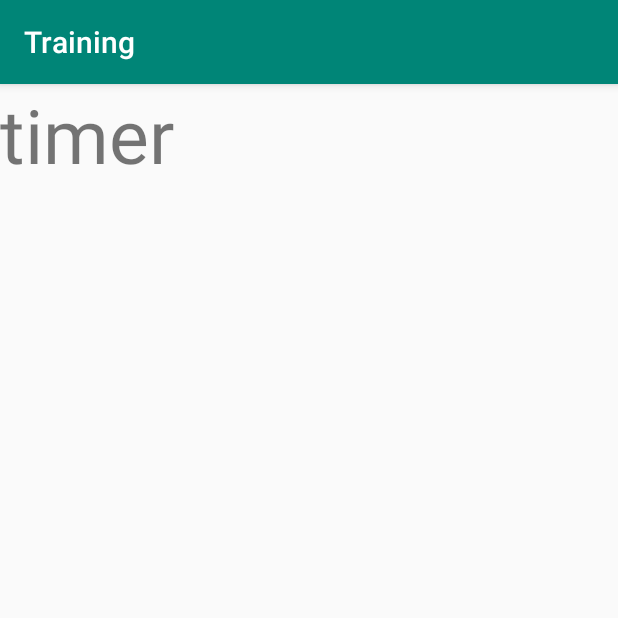
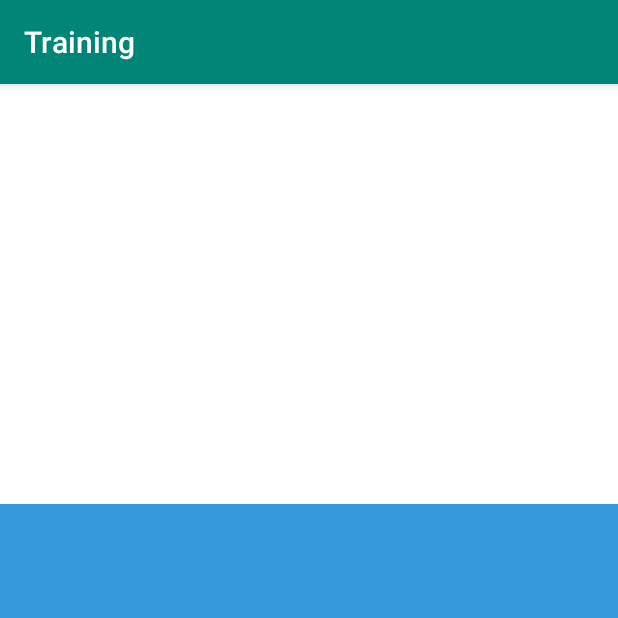
Before and after one commit to pby1360/Training, an Android app: the screen it shows after launch (TimerActivity), after a tap on "TIMER", on a phone screen of 412 x 824 dp, the top half of it. Run offline under Robolectric (Android 15) with nearby library versions, the phone set to English and light mode, and no system bars.

Commit message:
timer worked

```diff
--- a/app/src/main/java/com/example/training/MainActivity.java
+++ b/app/src/main/java/com/example/training/MainActivity.java
@@ -31,6 +31,21 @@ public class MainActivity extends AppCompatActivity {
                 startActivity(intent);
             }
         });
+		btn_home_counter.setOnClickListener(new View.OnClickListener() {
+				@Override
+				public void onClick(View v) {
+					Intent intent=new Intent(MainActivity.this,CounterActivity.class);
+					startActivity(intent);
+				}
+			});
+
+		btn_home_calendar.setOnClickListener(new View.OnClickListener() {
+				@Override
+				public void onClick(View v) {
+					Intent intent=new Intent(MainActivity.this,CounterActivity.class);
+					startActivity(intent);
+				}
+			});
 
     }
 }
--- a/app/src/main/res/layout/activity_timer.xml
+++ b/app/src/main/res/layout/activity_timer.xml
@@ -7,11 +7,20 @@
     tools:context=".TimerActivity"
     android:orientation="vertical">
 
-    <TextView
-        android:layout_width="wrap_content"
-        android:layout_height="wrap_content"
-        android:text="timer"
-        android:textSize="50dp"
-        />
+    <LinearLayout
+		android:layout_width="match_parent"
+		android:layout_height="280dp"
+		android:orientation="vertical"
+		android:background="#ffffff">
+
+	</LinearLayout>
+	<LinearLayout
+		android:layout_width="match_parent"
+		android:layout_height="fill_parent"
+		android:orientation="vertical"
+		android:background="#3498DB">
+
+	</LinearLayout>
+
 
 </LinearLayout>
```
